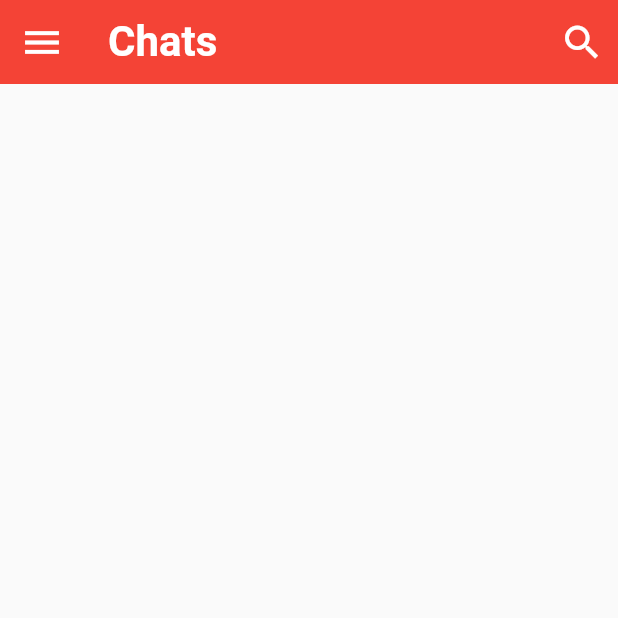
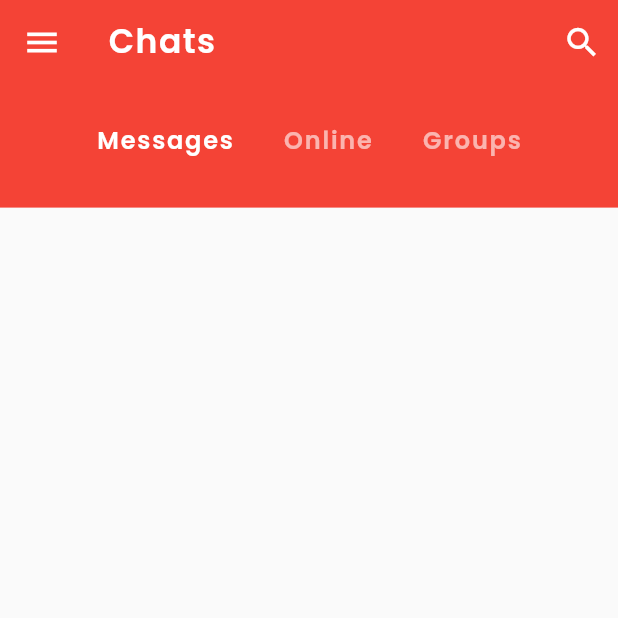
Before and after one commit to Dzaky02/flutter_ui_chat, a Flutter app: the screen it shows after launch, on a phone screen of 412 x 824 dp, the top half of it. Run offline on Flutter 3.47's test engine with Material 2 defaults, Android fonts, the phone set to English and light mode, and no system bars; our stand-ins replace google_fonts.

Commit message:
Finish Category Selector.

```diff
--- a/lib/pages/home_page.dart
+++ b/lib/pages/home_page.dart
@@ -1,4 +1,6 @@
 import 'package:flutter/material.dart';
+import 'package:flutter_ui_chat/widgets/category_selector.dart';
+import 'package:google_fonts/google_fonts.dart';
 
 class HomePage extends StatelessWidget {
   const HomePage({Key? key}) : super(key: key);
@@ -8,6 +10,13 @@ class HomePage extends StatelessWidget {
     Size size = MediaQuery.of(context).size;
     return Scaffold(
       appBar: buildAppBar(context, size),
+      body: SingleChildScrollView(
+        child: Column(
+          children: [
+            CategorySelector(),
+          ],
+        ),
+      ),
     );
   }
 
@@ -17,21 +26,22 @@ class HomePage extends StatelessWidget {
       leading: IconButton(
         onPressed: () => buildSnackBar(context, "Menu Clicked", size),
         icon: Icon(Icons.menu),
-        iconSize: 30.0,
+        iconSize: 26.0,
         color: Colors.white,
       ),
       title: Text(
         "Chats",
-        style: TextStyle(
-          fontSize: 28.0,
-          fontWeight: FontWeight.bold,
+        style: GoogleFonts.poppins(
+          fontSize: 22,
+          fontWeight: FontWeight.w600,
+          letterSpacing: 1,
         ),
       ),
       actions: [
         IconButton(
           onPressed: () => buildSnackBar(context, "Search Clicked", size),
           icon: Icon(Icons.search),
-          iconSize: 30.0,
+          iconSize: 26.0,
           color: Colors.white,
         ),
       ],
--- /dev/null
+++ b/lib/widgets/category_selector.dart
@@ -0,0 +1,55 @@
+import 'package:flutter/material.dart';
+import 'package:google_fonts/google_fonts.dart';
+
+class CategorySelector extends StatefulWidget {
+  const CategorySelector({Key? key}) : super(key: key);
+
+  @override
+  _CategorySelectorState createState() => _CategorySelectorState();
+}
+
+class _CategorySelectorState extends State<CategorySelector> {
+  int selectedIndex = 0;
+  final List<String> categories = [
+    'Messages',
+    'Online',
+    'Groups',
+  ];
+
+  @override
+  Widget build(BuildContext context) {
+    Size size = MediaQuery.of(context).size;
+    return Container(
+      height: size.height * 0.1,
+      color: Theme.of(context).primaryColor,
+      alignment: Alignment.center,
+      child: ListView.builder(
+        scrollDirection: Axis.horizontal,
+        itemCount: categories.length,
+        shrinkWrap: true,
+        padding: EdgeInsets.symmetric(vertical: size.height * 0.1 / 2 - 16),
+        itemBuilder: (context, index) => Padding(
+          padding: EdgeInsets.only(
+            left: index != 0 ? size.width * 0.08 : 0,
+          ),
+          child: GestureDetector(
+            onTap: () {
+              setState(() {
+                selectedIndex = index;
+              });
+            },
+            child: Text(
+              categories[index],
+              style: GoogleFonts.poppins(
+                color: selectedIndex == index ? Colors.white : Colors.white60,
+                fontSize: 16,
+                fontWeight: FontWeight.w600,
+                letterSpacing: 1.2,
+              ),
+            ),
+          ),
+        ),
+      ),
+    );
+  }
+}
--- a/pubspec.yaml
+++ b/pubspec.yaml
@@ -28,6 +28,9 @@ dependencies:
   # The following adds the Cupertino Icons font to your application.
   # Use with the CupertinoIcons class for iOS style icons.
   cupertino_icons: ^1.0.2
+
+  # Use Google Fonts
+  google_fonts: ^2.1.0
 
 dev_dependencies:
   flutter_test:
```
Also changed, not shown: pubspec.lock.
